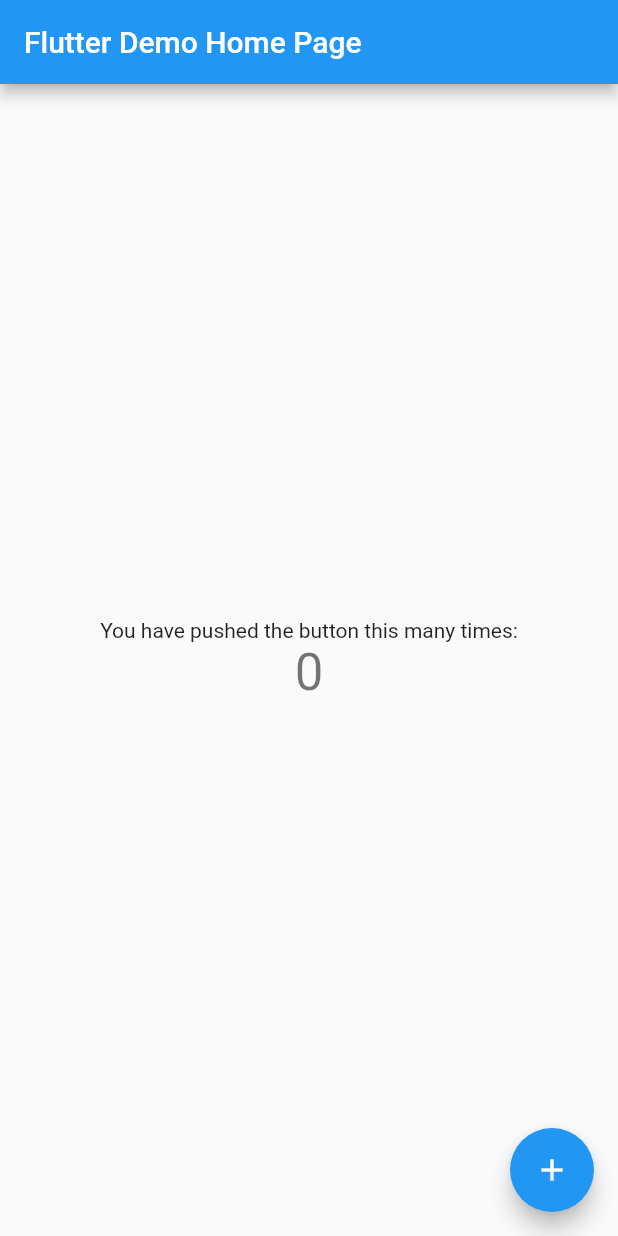
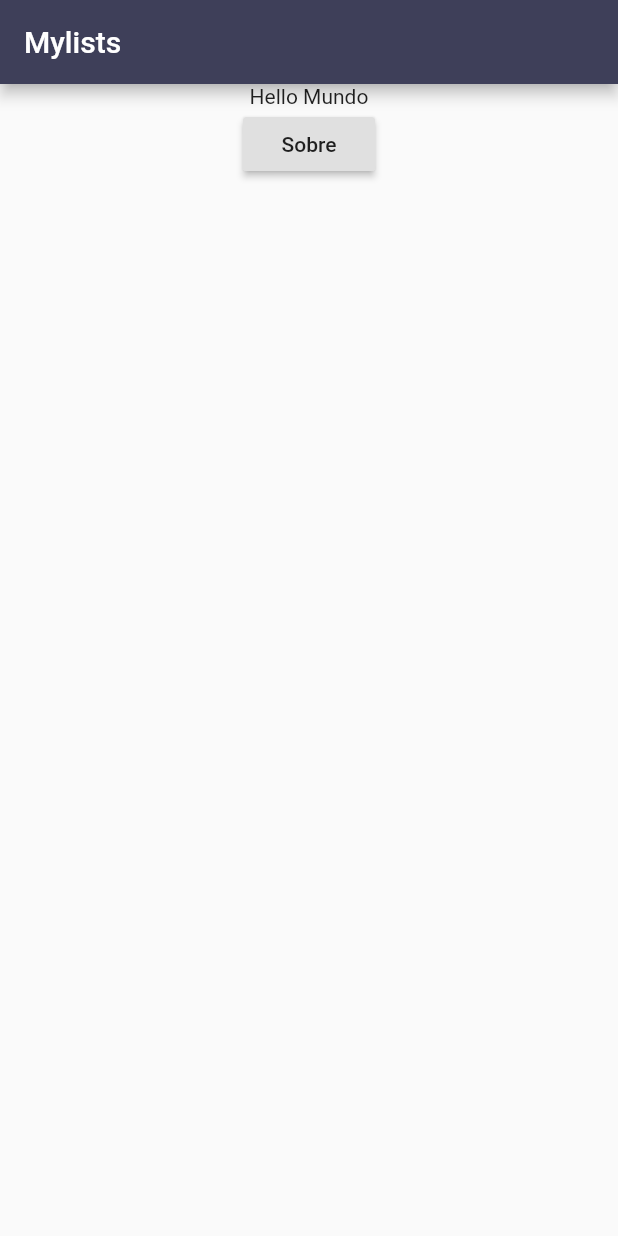
Before and after one commit to CristovJobs/myListFlutter, a Flutter app: the screen it shows after launch, on a phone screen of 412 x 824 dp. Run offline on Flutter 3.47's test engine with Material 2 defaults, Android fonts, the phone set to English and light mode, and no system bars.

Commit message:
novas mudanças

```diff
--- /dev/null
+++ b/mylists/lib/layouts/layout.dart
@@ -0,0 +1,39 @@
+import 'package:flutter/cupertino.dart';
+import 'package:flutter/material.dart';
+import 'package:flutter/widgets.dart';
+
+class Layout {
+//conteudo statico
+  static Scaffold getContent(BuildContext context, content) {
+
+    //retorna um Scaffold
+    return Scaffold(
+      //criando o appbar
+      appBar: AppBar(
+       title: Text("Mylists"),
+        //inserindo a cor do appbar que é a cabeça do
+        //nosso layout
+        backgroundColor:Layout.primary(),
+
+        //inserindo o titlo no centro
+
+
+     ),
+     //inserindo o body que é o corpo do nosso layoout
+     //ele recebe o nosso content do nosso metodo statico
+     body: content,
+    );
+  }
+
+//cores app
+  static Color primary({double opacity: 1}) => Color.fromRGBO(62, 63, 89, opacity);
+  static Color secondary({double opacity: 1}) => Color.fromRGBO(111, 168, 191, opacity);
+  static Color light({double opacity: 1}) => Color.fromRGBO(242, 234, 228, opacity);
+  static Color dark({double opacity: 1}) => Color.fromRGBO(51, 51, 51, opacity);
+
+  static Color danger({double opacity: 1}) => Color.fromRGBO(217, 74, 74, opacity);
+  static Color sucess({double opacity: 1}) => Color.fromRGBO(6, 166, 59, opacity);
+  static Color info({double opacity: 1}) => Color.fromRGBO(0, 122, 166, opacity);
+  static Color werning({double opacity: 1}) => Color.fromRGBO(166, 134, 0, opacity);
+
+}
--- a/mylists/lib/main.dart
+++ b/mylists/lib/main.dart
@@ -1,111 +1,39 @@
 import 'package:flutter/material.dart';
+import 'package:mylists/telas/sobre.dart';
+import 'telas/home..dart';
+import 'layouts/layout.dart';
 
-void main() => runApp(MyApp());
+void main()=>runApp(MyLists());
 
-class MyApp extends StatelessWidget {
-  // This widget is the root of your application.
+class MyLists extends StatelessWidget{
+
+ //criando a rota de navegacao entre telas
+  final routes = <String, WidgetBuilder>{
+
+     TelaPrincipal.tag : (context) => TelaPrincipal(),
+     TelaSobre.tag : (context) => TelaSobre()
+  };
+
   @override
   Widget build(BuildContext context) {
+
     return MaterialApp(
-      title: 'myList',
+      //============= tema padrao
+      title: 'MyLists',
       theme: ThemeData(
-        // This is the theme of your application.
-        //
-        // Try running your application with "flutter run". You'll see the
-        // application has a blue toolbar. Then, without quitting the app, try
-        // changing the primarySwatch below to Colors.green and then invoke
-        // "hot reload" (press "r" in the console where you ran "flutter run",
-        // or simply save your changes to "hot reload" in a Flutter IDE).
-        // Notice that the counter didn't reset back to zero; the application
-        // is not restarted.
-        primarySwatch: Colors.blue,
+        //A cor principal da App
+        primaryColorDark: Layout.primary(),
+
+        //a color accent para alguns botoes padrao
+        accentColor: Layout.secondary(),
+
+        textTheme: TextTheme(headline: TextStyle(fontSize: 72, fontWeight: FontWeight.bold),
+        title: TextStyle(fontSize: 36, fontWeight: FontWeight.normal, fontStyle: FontStyle.italic, color: Colors.blueGrey ),
+        body1: TextStyle(fontSize: 14)
+        ),
       ),
-      home: MyHomePage(title: 'Flutter Demo Home Page'),
+      home: TelaPrincipal(),
+      routes: routes,
     );
   }
 }
-
-class MyHomePage extends StatefulWidget {
-  MyHomePage({Key key, this.title}) : super(key: key);
-
-  // This widget is the home page of your application. It is stateful, meaning
-  // that it has a State object (defined below) that contains fields that affect
-  // how it looks.
-
-  // This class is the configuration for the state. It holds the values (in this
-  // case the title) provided by the parent (in this case the App widget) and
-  // used by the build method of the State. Fields in a Widget subclass are
-  // always marked "final".
-
-  final String title;
-
-  @override
-  _MyHomePageState createState() => _MyHomePageState();
-}
-
-class _MyHomePageState extends State<MyHomePage> {
-  int _counter = 0;
-
-  void _incrementCounter() {
-    setState(() {
-      // This call to setState tells the Flutter framework that something has
-      // changed in this State, which causes it to rerun the build method below
-      // so that the display can reflect the updated values. If we changed
-      // _counter without calling setState(), then the build method would not be
-      // called again, and so nothing would appear to happen.
-      _counter++;
-    });
-  }
-
-  @override
-  Widget build(BuildContext context) {
-    // This method is rerun every time setState is called, for instance as done
-    // by the _incrementCounter method above.
-    //
-    // The Flutter framework has been optimized to make rerunning build methods
-    // fast, so that you can just rebuild anything that needs updating rather
-    // than having to individually change instances of widgets.
-    return Scaffold(
-      appBar: AppBar(
-        // Here we take the value from the MyHomePage object that was created by
-        // the App.build method, and use it to set our appbar title.
-        title: Text(widget.title),
-      ),
-      body: Center(
-        // Center is a layout widget. It takes a single child and positions it
-        // in the middle of the parent.
-        child: Column(
-          // Column is also layout widget. It takes a list of children and
-          // arranges them vertically. By default, it sizes itself to fit its
-          // children horizontally, and tries to be as tall as its parent.
-          //
-          // Invoke "debug painting" (press "p" in the console, choose the
-          // "Toggle Debug Paint" action from the Flutter Inspector in Android
-          // Studio, or the "Toggle Debug Paint" command in Visual Studio Code)
-          // to see the wireframe for each widget.
-          //
-          // Column has various properties to control how it sizes itself and
-          // how it positions its children. Here we use mainAxisAlignment to
-          // center the children vertically; the main axis here is the vertical
-          // axis because Columns are vertical (the cross axis would be
-          // horizontal).
-          mainAxisAlignment: MainAxisAlignment.center,
-          children: <Widget>[
-            Text(
-              'You have pushed the button this many times:',
-            ),
-            Text(
-              '$_counter',
-              style: Theme.of(context).textTheme.display1,
-            ),
-          ],
-        ),
-      ),
-      floatingActionButton: FloatingActionButton(
-        onPressed: _incrementCounter,
-        tooltip: 'Increment',
-        child: Icon(Icons.add),
-      ), // This trailing comma makes auto-formatting nicer for build methods.
-    );
-  }
-}
--- /dev/null
+++ b/mylists/lib/telas/home..dart
@@ -0,0 +1,31 @@
+import 'package:flutter/material.dart';
+import 'package:flutter/widgets.dart';
+import 'package:mylists/layouts/layout.dart';
+import 'package:mylists/telas/sobre.dart';
+
+//Essa é a tela principal da aplicação
+class TelaPrincipal extends StatelessWidget{
+
+ static String tag = "tela-principal";
+
+  @override
+  Widget build(BuildContext context) {
+
+    return Layout.getContent(context, Center(
+      child: Center( child: Column(
+        children: <Widget>[
+          Text('Hello Mundo'),
+           RaisedButton(
+            child: Text("Sobre"),
+            onPressed: (){
+              //chamando a tela sobre
+              Navigator.of(context).pushNamed(TelaSobre.tag);
+            }
+          )
+        ],
+      ),
+     )
+    ));
+  }
+
+}
--- /dev/null
+++ b/mylists/lib/telas/sobre.dart
@@ -0,0 +1,24 @@
+import 'package:flutter/material.dart';
+import 'package:flutter/cupertino.dart';
+import 'package:mylists/layouts/layout.dart';
+
+class TelaSobre extends StatelessWidget{
+
+  static String tag = "Tela-Sobre";
+
+  @override
+  Widget build(BuildContext context) {
+
+
+    //
+    return Layout.getContent(context,
+     Container(
+       child: Center(
+         child: Text('Sobre MyLists'),
+         ),
+
+       ),
+    );
+
+  }
+}
--- a/mylists/pubspec.yaml
+++ b/mylists/pubspec.yaml
@@ -23,6 +23,7 @@ dependencies:
   # The following adds the Cupertino Icons font to your application.
   # Use with the CupertinoIcons class for iOS style icons.
   cupertino_icons: ^0.1.2
+  sqflite: ^1.1.6
 
 dev_dependencies:
   flutter_test:
```
Also changed, not shown: 1 other file.
